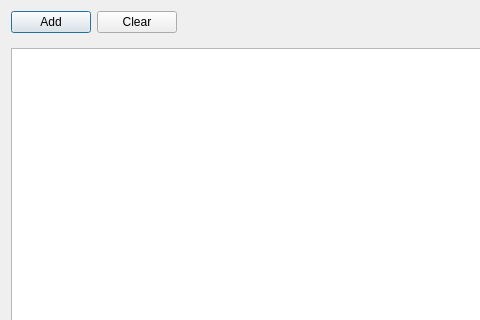
Above: src/VeraGrid/Gui/FileDialogues/ProfilesInput/profiles_from_models_gui.ui from SanPen/VeraGrid before the change; both pictures show x 0 to 480 and y 0 to 320 of the 713 by 522 pixel window. Below: the same form after it.
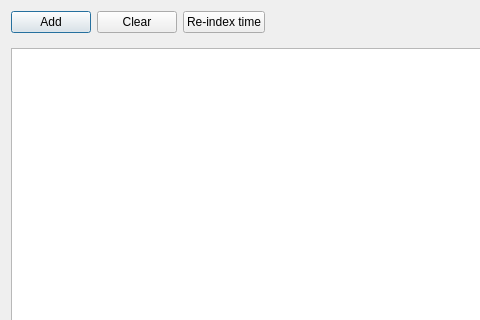
That is the form after the change. Icons and pictures are not drawn.

Patch:
```diff
--- a/src/VeraGrid/Gui/FileDialogues/ProfilesInput/profiles_from_models_gui.ui
+++ b/src/VeraGrid/Gui/FileDialogues/ProfilesInput/profiles_from_models_gui.ui
@@ -63,6 +63,17 @@
         </property>
        </widget>
       </item>
+      <item>
+       <widget class="QPushButton" name="reIndexTimeButton">
+        <property name="text">
+         <string>Re-index time</string>
+        </property>
+        <property name="icon">
+         <iconset resource="../../Icons/icons.qrc">
+          <normaloff>:/Icons/icons/data.png</normaloff>:/Icons/icons/data.png</iconset>
+        </property>
+       </widget>
+      </item>
       <item>
        <spacer name="horizontalSpacer_5">
         <property name="orientation">
```
